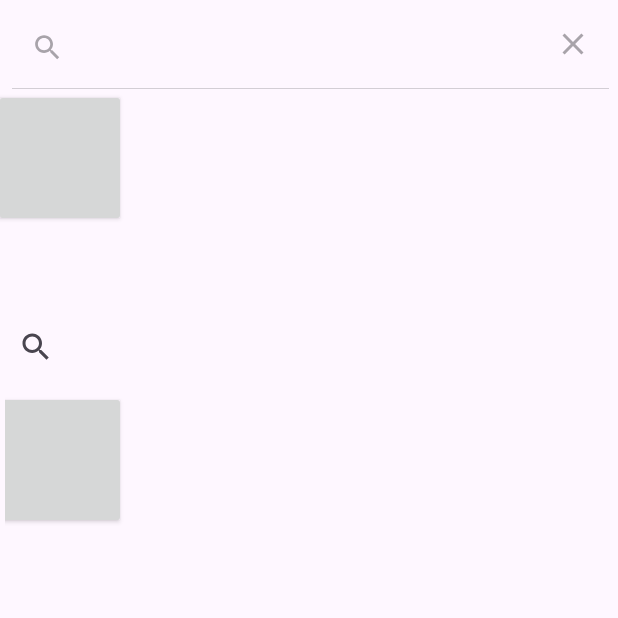
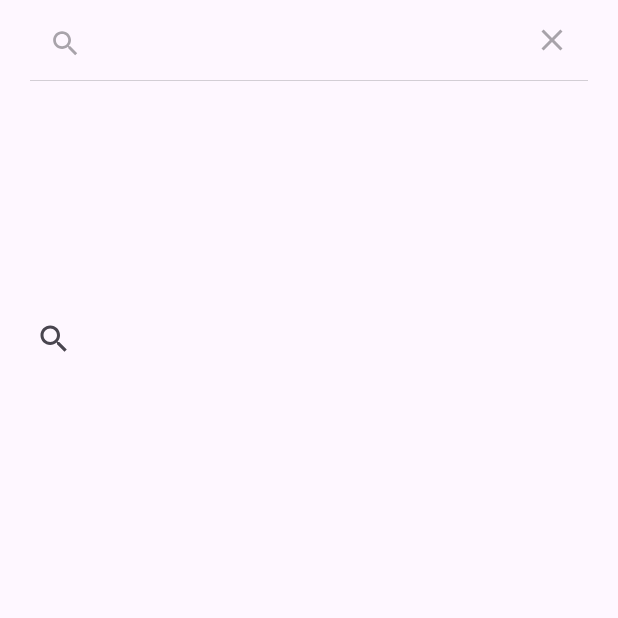
Before and after one commit to yourobsessed/MADTeam3New, an Android app: the StoreViewPage screen opened directly, with no data from a screen before it, after a tap on "Search", on a phone screen of 412 x 824 dp, the top half of it. Run offline under Robolectric (Android 15) with nearby library versions, the phone set to English and light mode, and no system bars; 3 statements that could not run were skipped.

Commit message:
recyclerView for StoreViewPage not working hellps

```diff
--- a/app/src/main/java/sg/edu/np/mad/MainPage.java
+++ b/app/src/main/java/sg/edu/np/mad/MainPage.java
@@ -53,6 +53,10 @@ public class MainPage extends AppCompatActivity {
                 startActivity(toSidePanel);
             }
         });
+    }
+    @Override
+    public void onStart(){
+        super.onStart();
+    }
 
-    }
 }
--- a/app/src/main/java/sg/edu/np/mad/StoreViewPage.java
+++ b/app/src/main/java/sg/edu/np/mad/StoreViewPage.java
@@ -28,7 +28,10 @@ public class StoreViewPage extends AppCompatActivity {
         LinearLayoutManager foodLayout = new LinearLayoutManager(this);
         recyclerView.setLayoutManager(foodLayout);
         recyclerView.setAdapter(adapter);
+    }
 
-
+    @Override
+    protected void onStart(){
+        super.onStart();
     }
 }
--- a/app/src/main/res/layout/activity_catalogue_page.xml
+++ b/app/src/main/res/layout/activity_catalogue_page.xml
@@ -1,5 +1,6 @@
 <?xml version="1.0" encoding="utf-8"?>
-<androidx.constraintlayout.widget.ConstraintLayout xmlns:android="http://schemas.android.com/apk/res/android"
+<androidx.constraintlayout.widget.ConstraintLayout
+    xmlns:android="http://schemas.android.com/apk/res/android"
     xmlns:app="http://schemas.android.com/apk/res-auto"
     xmlns:tools="http://schemas.android.com/tools"
     android:layout_width="match_parent"
--- a/app/src/main/res/layout/activity_main_page.xml
+++ b/app/src/main/res/layout/activity_main_page.xml
@@ -1,5 +1,6 @@
 <?xml version="1.0" encoding="utf-8"?>
-<androidx.constraintlayout.widget.ConstraintLayout xmlns:android="http://schemas.android.com/apk/res/android"
+<androidx.constraintlayout.widget.ConstraintLayout
+    xmlns:android="http://schemas.android.com/apk/res/android"
     xmlns:app="http://schemas.android.com/apk/res-auto"
     xmlns:tools="http://schemas.android.com/tools"
     android:layout_width="match_parent"
--- a/app/src/main/res/layout/activity_store_view_page.xml
+++ b/app/src/main/res/layout/activity_store_view_page.xml
@@ -1,5 +1,6 @@
 <?xml version="1.0" encoding="utf-8"?>
-<androidx.constraintlayout.widget.ConstraintLayout xmlns:android="http://schemas.android.com/apk/res/android"
+<androidx.constraintlayout.widget.ConstraintLayout
+    xmlns:android="http://schemas.android.com/apk/res/android"
     xmlns:app="http://schemas.android.com/apk/res-auto"
     xmlns:tools="http://schemas.android.com/tools"
     android:layout_width="match_parent"
@@ -8,11 +9,13 @@
 
     <SearchView
         android:id="@+id/searchView2"
-        android:layout_width="414dp"
-        android:layout_height="59dp"
+        android:layout_width="388dp"
+        android:layout_height="54dp"
         app:layout_constraintEnd_toEndOf="parent"
         app:layout_constraintStart_toStartOf="parent"
-        app:layout_constraintTop_toTopOf="parent" />
+        app:layout_constraintTop_toTopOf="parent">
+
+    </SearchView>
 
     <HorizontalScrollView
         android:id="@+id/horizontalScrollView"
@@ -28,18 +31,12 @@
             android:gravity="center_horizontal"
             android:orientation="vertical">
 
-            <androidx.appcompat.widget.AppCompatButton
+            <TextView
                 android:layout_width="match_parent"
-                android:layout_height="match_parent"
-                android:gravity="center_vertical"
-                android:elevation="10dp">
-
-
-            </androidx.appcompat.widget.AppCompatButton>
-
+                android:layout_height="wrap_content">
+            </TextView>
 
         </LinearLayout>
-
     </HorizontalScrollView>
 
     <androidx.recyclerview.widget.RecyclerView
@@ -50,5 +47,7 @@
         app:layout_constraintBottom_toBottomOf="parent"
         app:layout_constraintEnd_toEndOf="parent"
         app:layout_constraintStart_toStartOf="parent"
-        app:layout_constraintTop_toBottomOf="@+id/horizontalScrollView" />
+        app:layout_constraintTop_toBottomOf="@+id/horizontalScrollView">
+    </androidx.recyclerview.widget.RecyclerView>
+
 </androidx.constraintlayout.widget.ConstraintLayout>
```
Also changed, not shown: app/src/main/res/layout/activity_general_view_page.xml (+21 -8 lines), app/src/main/res/layout/activity_main.xml (+6 -3 lines), app/src/main/res/layout/activity_wishlist_page.xml (+11 -0 lines).
